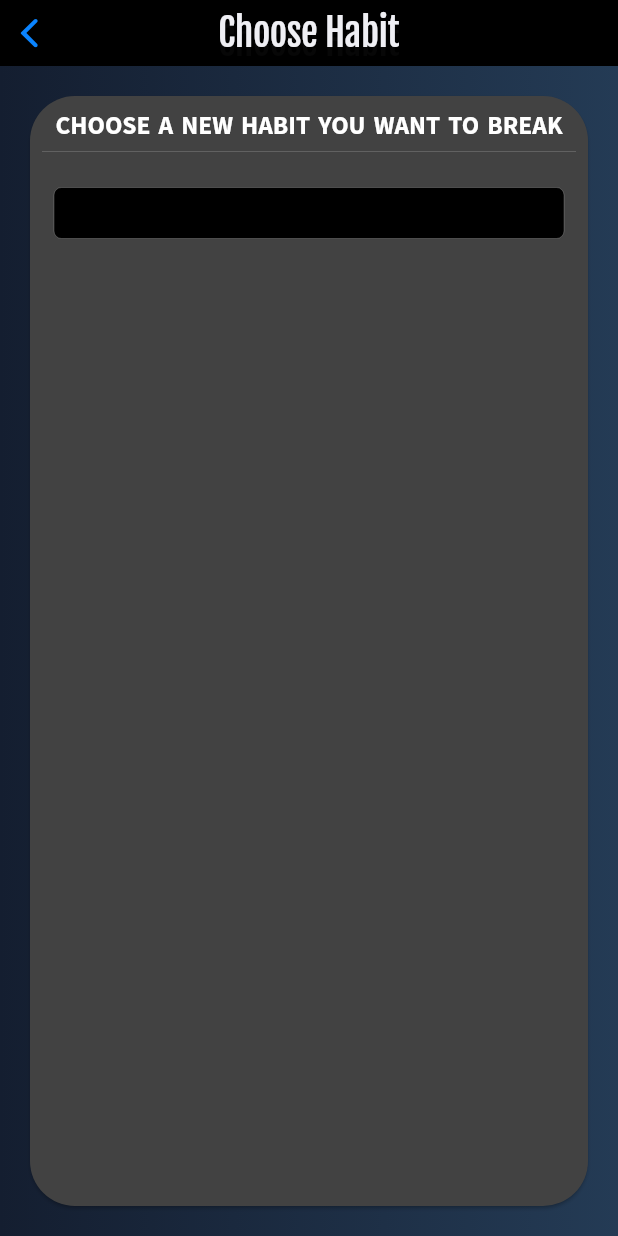
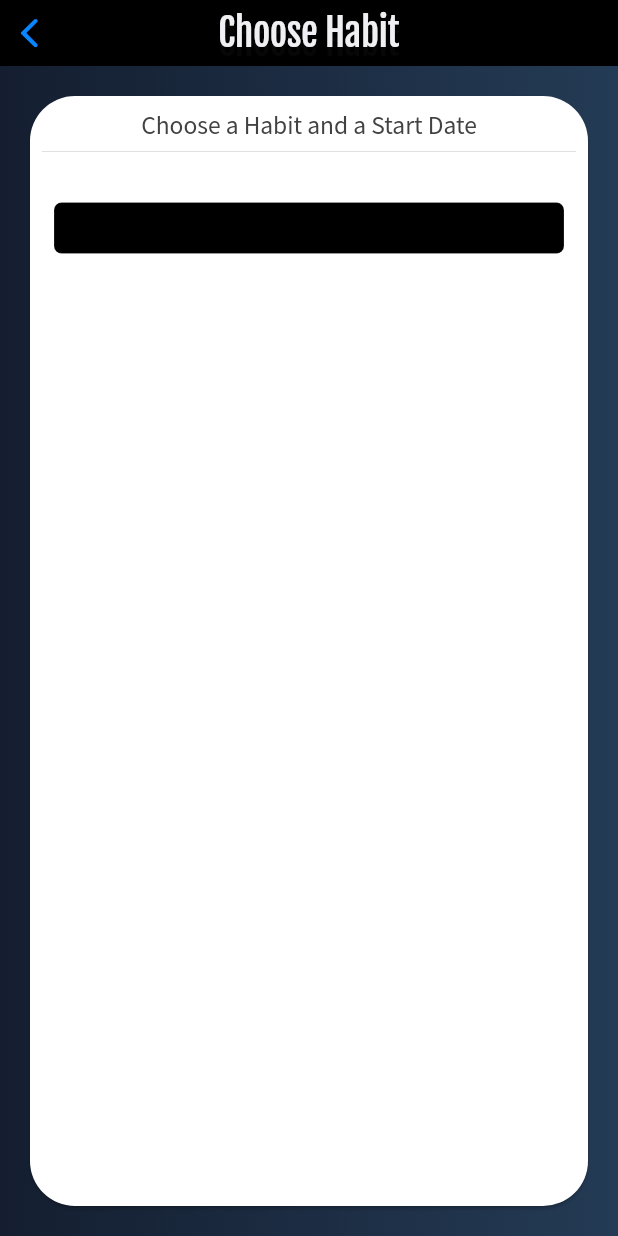
Before and after one commit to LukeyBeachBoy/progress-pal, a Flutter app: the NewHabit screen opened directly, on a phone screen of 412 x 824 dp. Run offline on Flutter 3.47's test engine with Material 2 defaults, Android fonts, the phone set to English and light mode, and no system bars.

Commit message:
Changed form colour

```diff
--- a/lib/app.dart
+++ b/lib/app.dart
@@ -30,8 +30,6 @@ class _HomePageState extends State<HomePage> {
             children: <Widget>[
               Positioned(
                 right: 0,
-                child: Padding(
-                  padding: const EdgeInsets.all(8.0),
                 child: CupertinoButton(
                   onPressed: () {
                     Navigator.push(
@@ -43,7 +41,6 @@ class _HomePageState extends State<HomePage> {
                     CupertinoIcons.ellipsis,
                     color: CupertinoColors.extraLightBackgroundGray,
                     size: 45,
-                    ),
                   ),
                 ),
               ),
@@ -114,7 +111,7 @@ class _NewHabitState extends State<NewHabit> {
           child: Padding(
             padding: const EdgeInsets.all(16.0),
             child: Card(
-            color: Colors.grey[800],
+              color: Colors.white,
               shape: RoundedRectangleBorder(
                   borderRadius: BorderRadius.all(Radius.circular(30))),
               child: Column(
@@ -126,24 +123,34 @@ class _NewHabitState extends State<NewHabit> {
                       child: Column(
                         children: <Widget>[
                           Text(
-                            'Choose a new habit you want to break'.toUpperCase(),
+                            'Choose a Habit and a Start Date',
                             style: TextStyle(
-                              color: Colors.white,
+                              color: Colors.grey.shade800,
                               fontFamily: 'SourceSans',
-                              fontWeight: FontWeight.w800,
                               fontSize: 17,
-                              wordSpacing: 2,
                             ),
                           ),
-                          Divider(color: Colors.grey[700],),
+                          Divider(
+                            color: Colors.grey[300],
+                          ),
+                          Container(
+                            margin: EdgeInsets.only(right: 300),
+                            child: Text(
+                              'Name',
+                              style: TextStyle(
+                                fontFamily: 'SourceSans'
+                              ),
+                            ),
+                          ),
                           Padding(
-                            padding: const EdgeInsets.fromLTRB(8, 16, 8, 8),
+                            padding: const EdgeInsets.fromLTRB(8, 8, 8, 8),
                             child: CupertinoTextField(
                               autocorrect: true,
                               keyboardAppearance: Brightness.dark,
-                              textAlign: TextAlign.center,
+                              textAlign: TextAlign.left,
                               textCapitalization: TextCapitalization.words,
-                              style: TextStyle(),
+                              style: TextStyle(
+                                  backgroundColor: CupertinoColors.white),
                             ),
                           )
                         ],
--- a/pubspec.yaml
+++ b/pubspec.yaml
@@ -68,6 +68,7 @@ flutter:
   - family: SourceSans
     fonts:
           - asset: fonts/SourceSansPro-Regular.ttf
+            style: normal
           - asset: fonts/SourceSansPro-Bold.ttf
             weight: 800
           - asset: fonts/SourceSansPro-ExtraLight.ttf
```
Lines whose indentation alone changed are shown as unchanged.
